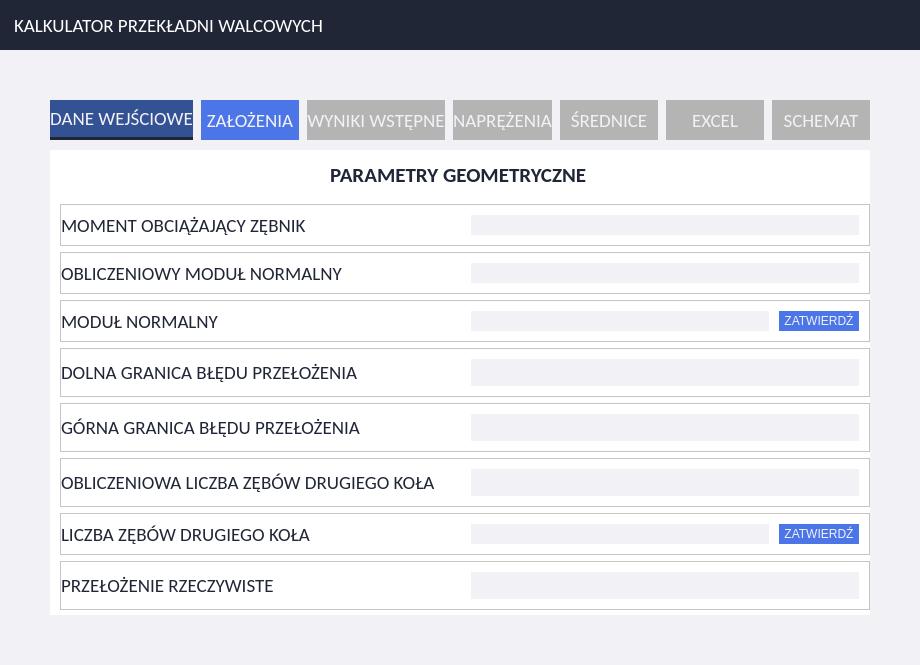
Above: Code/Gear_v3.ui from d-szuffy/MS_Praca_inz before the change. Below: the same form after it.
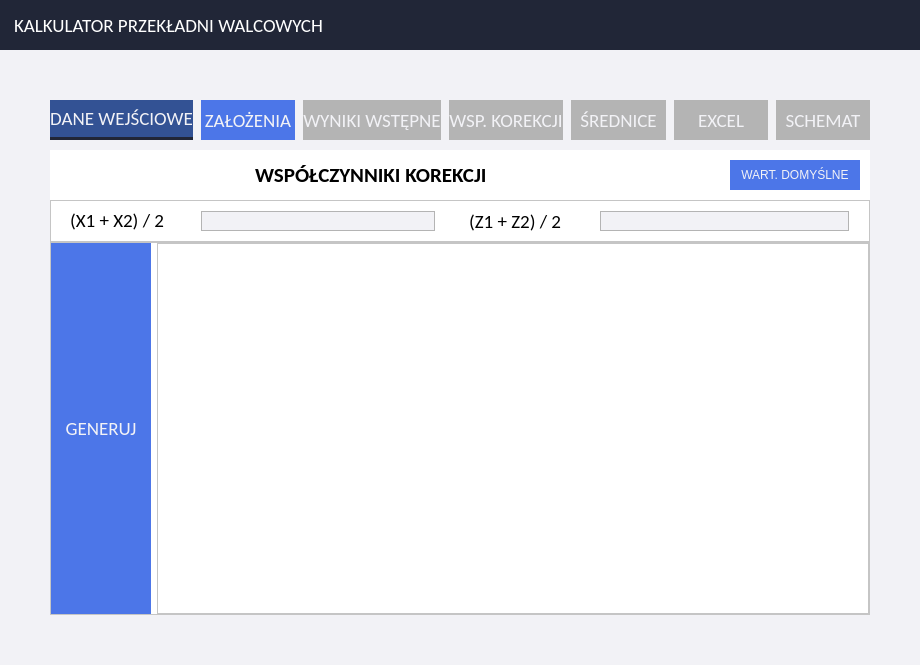
That is the form after the change. Icons and pictures are not drawn. Custom widgets are drawn as their Qt base class.

Commit message: Worked on interactive graph for correction factors - almost finished. More coming soon.

Patch:
```diff
--- a/Code/Gear_v3.ui
+++ b/Code/Gear_v3.ui
@@ -6,7 +6,7 @@
    <rect>
     <x>0</x>
     <y>0</y>
-    <width>920</width>
+    <width>919</width>
     <height>665</height>
    </rect>
   </property>
@@ -335,6 +335,12 @@
         <pointsize>14</pointsize>
        </font>
       </property>
+      <property name="acceptDrops">
+       <bool>false</bool>
+      </property>
+      <property name="layoutDirection">
+       <enum>Qt::LeftToRight</enum>
+      </property>
       <property name="styleSheet">
        <string notr="true">background-color: rgb(242, 242, 246);</string>
       </property>
@@ -532,7 +538,7 @@
              <string notr="true">background-color: rgb(180, 180, 180);</string>
             </property>
             <property name="text">
-             <string>NAPRĘŻENIA</string>
+             <string>WSP. KOREKCJI</string>
             </property>
             <property name="checkable">
              <bool>true</bool>
@@ -662,7 +668,7 @@
           <string notr="true">background-color: rgb(255, 255, 255);</string>
          </property>
          <property name="currentIndex">
-          <number>2</number>
+          <number>3</number>
          </property>
          <widget class="QWidget" name="page_input_data">
           <layout class="QVBoxLayout" name="verticalLayout_3">
@@ -3627,13 +3633,13 @@
             <number>0</number>
            </property>
            <property name="leftMargin">
-            <number>0</number>
+            <number>20</number>
            </property>
            <property name="topMargin">
-            <number>0</number>
+            <number>20</number>
            </property>
            <property name="rightMargin">
-            <number>0</number>
+            <number>20</number>
            </property>
            <property name="bottomMargin">
             <number>0</number>
@@ -3658,8 +3664,7 @@
 }
 QLineEdit{
 background-color: rgb(242, 242, 246);
-border: none;
-padding-left: 3px;
+border: 1px solid rgb(180,180,180);padding-left: 3px;
 color: rgb(33, 38, 55);
 }
 
@@ -4794,7 +4799,453 @@
            </item>
           </layout>
          </widget>
-         <widget class="QWidget" name="naprezenia_page"/>
+         <widget class="QWidget" name="page_corection_factors">
+          <layout class="QVBoxLayout" name="verticalLayout_12">
+           <property name="spacing">
+            <number>0</number>
+           </property>
+           <property name="leftMargin">
+            <number>0</number>
+           </property>
+           <property name="topMargin">
+            <number>0</number>
+           </property>
+           <property name="rightMargin">
+            <number>0</number>
+           </property>
+           <property name="bottomMargin">
+            <number>0</number>
+           </property>
+           <item>
+            <widget class="QFrame" name="correction_factors_header_frame">
+             <property name="sizePolicy">
+              <sizepolicy hsizetype="Expanding" vsizetype="Preferred">
+               <horstretch>0</horstretch>
+               <verstretch>0</verstretch>
+              </sizepolicy>
+             </property>
+             <property name="maximumSize">
+              <size>
+               <width>16777215</width>
+               <height>50</height>
+              </size>
+             </property>
+             <property name="font">
+              <font>
+               <family>Calibri</family>
+               <pointsize>14</pointsize>
+              </font>
+             </property>
+             <property name="frameShape">
+              <enum>QFrame::NoFrame</enum>
+             </property>
+             <property name="frameShadow">
+              <enum>QFrame::Plain</enum>
+             </property>
+             <layout class="QHBoxLayout" name="horizontalLayout_12">
+              <property name="spacing">
+               <number>0</number>
+              </property>
+              <property name="leftMargin">
+               <number>0</number>
+              </property>
+              <property name="topMargin">
+               <number>0</number>
+              </property>
+              <property name="rightMargin">
+               <number>0</number>
+              </property>
+              <property name="bottomMargin">
+               <number>0</number>
+              </property>
+              <item alignment="Qt::AlignHCenter">
+               <widget class="QLabel" name="correction_factors_header_label">
+                <property name="sizePolicy">
+                 <sizepolicy hsizetype="Fixed" vsizetype="Expanding">
+                  <horstretch>0</horstretch>
+                  <verstretch>0</verstretch>
+                 </sizepolicy>
+                </property>
+                <property name="minimumSize">
+                 <size>
+                  <width>260</width>
+                  <height>30</height>
+                 </size>
+                </property>
+                <property name="maximumSize">
+                 <size>
+                  <width>260</width>
+                  <height>30</height>
+                 </size>
+                </property>
+                <property name="font">
+                 <font>
+                  <family>Calibri</family>
+                  <pointsize>16</pointsize>
+                  <weight>75</weight>
+                  <bold>true</bold>
+                 </font>
+                </property>
+                <property name="text">
+                 <string>WSPÓŁCZYNNIKI KOREKCJI</string>
+                </property>
+                <property name="textFormat">
+                 <enum>Qt::PlainText</enum>
+                </property>
+               </widget>
+              </item>
+              <item>
+               <widget class="QPushButton" name="bring_back_defaults_btn">
+                <property name="maximumSize">
+                 <size>
+                  <width>150</width>
+                  <height>50</height>
+                 </size>
+                </property>
+                <property name="styleSheet">
+                 <string notr="true">QPushButton{
+color: rgb(242, 242, 246);
+background-color: rgb(76, 118, 232);
+border: none;
+height: 40;
+margin: 10px
+}
+QPushButton:hover{
+background-color: rgb(51, 82, 148);
+}
+</string>
+                </property>
+                <property name="text">
+                 <string>WART. DOMYŚLNE</string>
+                </property>
+               </widget>
+              </item>
+             </layout>
+            </widget>
+           </item>
+           <item>
+            <widget class="QFrame" name="correction_factors_main_frame">
+             <property name="styleSheet">
+              <string notr="true">QLineEdit{
+background-color: rgb(242, 242, 246);
+border: 1px solid rgb(180,180,180);
+padding-left: 3px;
+color: rgb(33, 38, 55);
+}
+</string>
+             </property>
+             <property name="frameShape">
+              <enum>QFrame::NoFrame</enum>
+             </property>
+             <property name="frameShadow">
+              <enum>QFrame::Plain</enum>
+             </property>
+             <layout class="QVBoxLayout" name="verticalLayout_13">
+              <property name="spacing">
+               <number>0</number>
+              </property>
+              <property name="leftMargin">
+               <number>0</number>
+              </property>
+              <property name="topMargin">
+               <number>0</number>
+              </property>
+              <property name="rightMargin">
+               <number>0</number>
+              </property>
+              <property name="bottomMargin">
+               <number>0</number>
+              </property>
+              <item>
+               <widget class="QFrame" name="graph_data_frame">
+                <property name="sizePolicy">
+                 <sizepolicy hsizetype="Minimum" vsizetype="Maximum">
+                  <horstretch>0</horstretch>
+                  <verstretch>0</verstretch>
+                 </sizepolicy>
+                </property>
+                <property name="minimumSize">
+                 <size>
+                  <width>0</width>
+                  <height>42</height>
+                 </size>
+                </property>
+                <property name="maximumSize">
+                 <size>
+                  <width>16777215</width>
+                  <height>42</height>
+                 </size>
+                </property>
+                <property name="styleSheet">
+                 <string notr="true">QLabel{
+padding-left: 5px;
+}
+QLineEdit{
+margiin: 10px;
+}
+</string>
+                </property>
+                <property name="frameShape">
+                 <enum>QFrame::StyledPanel</enum>
+                </property>
+                <property name="frameShadow">
+                 <enum>QFrame::Raised</enum>
+                </property>
+                <layout class="QHBoxLayout" name="horizontalLayout_41">
+                 <property name="spacing">
+                  <number>0</number>
+                 </property>
+                 <property name="leftMargin">
+                  <number>10</number>
+                 </property>
+                 <property name="topMargin">
+                  <number>0</number>
+                 </property>
+                 <property name="rightMargin">
+                  <number>10</number>
+                 </property>
+                 <property name="bottomMargin">
+                  <number>0</number>
+                 </property>
+                 <item>
+                  <widget class="QLabel" name="factors_sum_frame">
+                   <property name="sizePolicy">
+                    <sizepolicy hsizetype="Fixed" vsizetype="Fixed">
+                     <horstretch>0</horstretch>
+                     <verstretch>0</verstretch>
+                    </sizepolicy>
+                   </property>
+                   <property name="minimumSize">
+                    <size>
+                     <width>130</width>
+                     <height>0</height>
+                    </size>
+                   </property>
+                   <property name="maximumSize">
+                    <size>
+                     <width>130</width>
+                     <height>16777215</height>
+                    </size>
+                   </property>
+                   <property name="font">
+                    <font>
+                     <family>Calibri</family>
+                     <pointsize>14</pointsize>
+                    </font>
+                   </property>
+                   <property name="text">
+                    <string>(X1 + X2) / 2</string>
+                   </property>
+                  </widget>
+                 </item>
+                 <item>
+                  <widget class="QLineEdit" name="factors_sum_line_edit">
+                   <property name="sizePolicy">
+                    <sizepolicy hsizetype="Expanding" vsizetype="Fixed">
+                     <horstretch>0</horstretch>
+                     <verstretch>0</verstretch>
+                    </sizepolicy>
+                   </property>
+                   <property name="minimumSize">
+                    <size>
+                     <width>0</width>
+                     <height>40</height>
+                    </size>
+                   </property>
+                   <property name="maximumSize">
+                    <size>
+                     <width>16777215</width>
+                     <height>16777215</height>
+                    </size>
+                   </property>
+                   <property name="font">
+                    <font>
+                     <family>Calibri</family>
+                     <pointsize>14</pointsize>
+                    </font>
+                   </property>
+                   <property name="styleSheet">
+                    <string notr="true">margin: 10px;
+margin-right: 25px;</string>
+                   </property>
+                   <property name="dragEnabled">
+                    <bool>false</bool>
+                   </property>
+                   <property name="placeholderText">
+                    <string/>
+                   </property>
+                   <property name="clearButtonEnabled">
+                    <bool>true</bool>
+                   </property>
+                  </widget>
+                 </item>
+                 <item>
+                  <widget class="QLabel" name="tooth_number_sum_frame">
+                   <property name="sizePolicy">
+                    <sizepolicy hsizetype="Fixed" vsizetype="Preferred">
+                     <horstretch>0</horstretch>
+                     <verstretch>0</verstretch>
+                    </sizepolicy>
+                   </property>
+                   <property name="minimumSize">
+                    <size>
+                     <width>130</width>
+                     <height>0</height>
+                    </size>
+                   </property>
+                   <property name="maximumSize">
+                    <size>
+                     <width>130</width>
+                     <height>16777215</height>
+                    </size>
+                   </property>
+                   <property name="font">
+                    <font>
+                     <family>Calibri</family>
+                     <pointsize>14</pointsize>
+                    </font>
+                   </property>
+                   <property name="text">
+                    <string>(Z1 + Z2) / 2</string>
+                   </property>
+                  </widget>
+                 </item>
+                 <item>
+                  <widget class="QLineEdit" name="tooth_number_sum_line_edit">
+                   <property name="sizePolicy">
+                    <sizepolicy hsizetype="Expanding" vsizetype="Fixed">
+                     <horstretch>0</horstretch>
+                     <verstretch>0</verstretch>
+                    </sizepolicy>
+                   </property>
+                   <property name="minimumSize">
+                    <size>
+                     <width>0</width>
+                     <height>40</height>
+                    </size>
+                   </property>
+                   <property name="maximumSize">
+                    <size>
+                     <width>16777215</width>
+                     <height>16777215</height>
+                    </size>
+                   </property>
+                   <property name="font">
+                    <font>
+                     <family>Calibri</family>
+                     <pointsize>14</pointsize>
+                    </font>
+                   </property>
+                   <property name="styleSheet">
+                    <string notr="true">margin: 10px;</string>
+                   </property>
+                   <property name="dragEnabled">
+                    <bool>false</bool>
+                   </property>
+                   <property name="placeholderText">
+                    <string/>
+                   </property>
+                   <property name="clearButtonEnabled">
+                    <bool>true</bool>
+                   </property>
+                  </widget>
+                 </item>
+                </layout>
+               </widget>
+              </item>
+              <item>
+               <widget class="QFrame" name="graph_frame">
+                <property name="frameShape">
+                 <enum>QFrame::StyledPanel</enum>
+                </property>
+                <property name="frameShadow">
+                 <enum>QFrame::Raised</enum>
+                </property>
+                <layout class="QHBoxLayout" name="horizontalLayout_13">
+                 <property name="leftMargin">
+                  <number>0</number>
+                 </property>
+                 <property name="topMargin">
+                  <number>0</number>
+                 </property>
+                 <property name="rightMargin">
+                  <number>0</number>
+                 </property>
+                 <property name="bottomMargin">
+                  <number>0</number>
+                 </property>
+                 <item>
+                  <widget class="QPushButton" name="graph_generate_button">
+                   <property name="sizePolicy">
+                    <sizepolicy hsizetype="Fixed" vsizetype="Expanding">
+                     <horstretch>0</horstretch>
+                     <verstretch>0</verstretch>
+                    </sizepolicy>
+                   </property>
+                   <property name="minimumSize">
+                    <size>
+                     <width>100</width>
+                     <height>0</height>
+                    </size>
+                   </property>
+                   <property name="font">
+                    <font>
+                     <family>Calibri</family>
+                     <pointsize>14</pointsize>
+                     <weight>50</weight>
+                     <italic>false</italic>
+                     <bold>false</bold>
+                     <underline>false</underline>
+                     <strikeout>false</strikeout>
+                     <stylestrategy>PreferDefault</stylestrategy>
+                     <kerning>true</kerning>
+                    </font>
+                   </property>
+                   <property name="acceptDrops">
+                    <bool>true</bool>
+                   </property>
+                   <property name="styleSheet">
+                    <string notr="true">QPushButton{
+color: rgb(242, 242, 246);
+background-color: rgb(76, 118, 232);
+border: none;
+height: 40;
+}
+QPushButton:hover{
+background-color: rgb(51, 82, 148);
+}
+</string>
+                   </property>
+                   <property name="text">
+                    <string>GENERUJ</string>
+                   </property>
+                  </widget>
+                 </item>
+                 <item>
+                  <widget class="MplWidget" name="MplWidget">
+                   <property name="font">
+                    <font>
+                     <family>MS Serif</family>
+                     <weight>50</weight>
+                     <bold>false</bold>
+                    </font>
+                   </property>
+                   <property name="frameShape">
+                    <enum>QFrame::StyledPanel</enum>
+                   </property>
+                   <property name="frameShadow">
+                    <enum>QFrame::Raised</enum>
+                   </property>
+                  </widget>
+                 </item>
+                </layout>
+               </widget>
+              </item>
+             </layout>
+            </widget>
+           </item>
+          </layout>
+         </widget>
          <widget class="QWidget" name="srednice_page"/>
          <widget class="QWidget" name="wyniki_page"/>
          <widget class="QWidget" name="excel_page"/>
@@ -4807,6 +5258,14 @@
    </layout>
   </widget>
  </widget>
+ <customwidgets>
+  <customwidget>
+   <class>MplWidget</class>
+   <extends>QFrame</extends>
+   <header>mplwidget.h</header>
+   <container>1</container>
+  </customwidget>
+ </customwidgets>
  <resources>
   <include location="demo.qrc"/>
  </resources>
```
Left out of the diff: 22 changed lines with no effect on the pictures. The commit also changes 10 other files.
